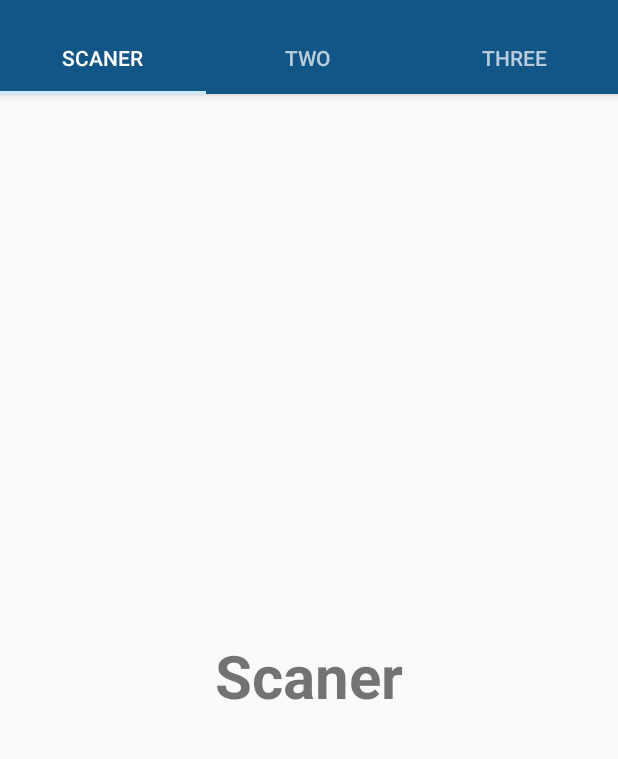
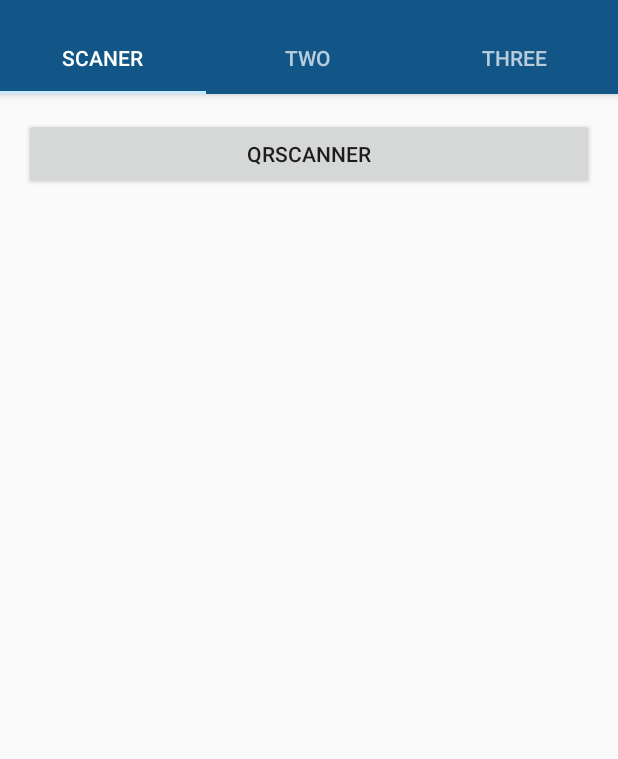
Before and after one commit to OfatenkoRodion/Khai_quest, an Android app: the screen it shows after launch (MainActivity2), on a phone screen of 412 x 824 dp, the part 62-821 px from its top. Run offline under Robolectric (Android 15) with nearby library versions, the phone set to English and light mode, and no system bars; libraries missing offline, so code that uses them is left out: me.dm7.barcodescanner, rx.subjects; 2 statements that could not run were skipped.

Commit message:
Added scaner to first fragment, can*t return to fragment with rezult

```diff
--- a/app/src/main/java/Fragments/ScanerFragment.java
+++ b/app/src/main/java/Fragments/ScanerFragment.java
@@ -1,19 +1,30 @@
 package Fragments;
+import android.app.Activity;
 import android.os.Bundle;
 import android.support.v4.app.Fragment;
 import android.view.LayoutInflater;
 import android.view.View;
 import android.view.ViewGroup;
+import android.widget.TextView;
+import android.widget.Toast;
 
+import ro.khai_quest.BarcodeReader;
 import ro.khai_quest.R;
 
 
 public class ScanerFragment extends Fragment
 {
 
+    private Activity activity;
+
     public ScanerFragment()
     {
         // Required empty public constructor
+    }
+
+    public void setActivity(Activity motherActivity)
+    {
+        this.activity = motherActivity;
     }
 
     @Override
@@ -25,7 +36,27 @@ public class ScanerFragment extends Fragment
     @Override
     public View onCreateView(LayoutInflater inflater, ViewGroup container, Bundle savedInstanceState)
     {
-        return inflater.inflate(R.layout.scaner, container, false);
+        View view = inflater.inflate(R.layout.scaner, container, false);
+
+        BarcodeReader br= new BarcodeReader(view.getContext(),activity);
+        br.getText().subscribe( v ->
+        {
+            ((TextView)(view.findViewById(R.id.textViewRezult))).setText(v);
+        });
+
+        view.findViewById(R.id.buttonStart).setOnClickListener(view1 ->
+        {
+            try
+            {
+                br.startRead();
+            }
+            catch (InterruptedException e)
+            {
+                e.printStackTrace();
+            }
+        });
+
+        return view;
     }
 
 }
--- a/app/src/main/java/ro/khai_quest/BarcodeReader.java
+++ b/app/src/main/java/ro/khai_quest/BarcodeReader.java
@@ -56,9 +56,10 @@ public class BarcodeReader implements ZXingScannerView.ResultHandler
     @Override
     public void handleResult(Result result)
     {
+        //mScannerView.removeView(mScannerView);
         mScannerView.removeAllViews();
         mScannerView.stopCamera();
-        activity.setContentView(R.layout.activity_main);
+        //activity.setContentView(R.layout.activity_main2);
         text.onNext(result.getText());
         text.onCompleted();
     }
--- a/app/src/main/java/ro/khai_quest/MainActivity2.java
+++ b/app/src/main/java/ro/khai_quest/MainActivity2.java
@@ -39,6 +39,7 @@ public class MainActivity2 extends AppCompatActivity {
     {
         ViewPagerAdapter adapter = new ViewPagerAdapter(getSupportFragmentManager());
         ScanerFragment scanerFragment=new ScanerFragment();
+        scanerFragment.setActivity(this);
 
         adapter.addFragment(scanerFragment, "Scaner");
         adapter.addFragment(new TwoFragment(), "TWO");
--- a/app/src/main/res/layout/scaner.xml
+++ b/app/src/main/res/layout/scaner.xml
@@ -1,15 +1,23 @@
-<RelativeLayout xmlns:android="http://schemas.android.com/apk/res/android"
+<?xml version="1.0" encoding="utf-8"?>
+<LinearLayout xmlns:android="http://schemas.android.com/apk/res/android"
+    android:orientation="vertical"
     xmlns:tools="http://schemas.android.com/tools"
     android:layout_width="match_parent"
     android:layout_height="match_parent"
-    tools:context="Fragments.ScanerFragment">
+    android:paddingBottom="@dimen/activity_vertical_margin"
+    android:paddingLeft="@dimen/activity_horizontal_margin"
+    android:paddingRight="@dimen/activity_horizontal_margin"
+    android:paddingTop="@dimen/activity_vertical_margin">
+
+    <Button
+        android:id="@+id/buttonStart"
+        android:layout_height="wrap_content"
+        android:layout_width="match_parent"
+        android:text="QRScanner" />
 
     <TextView
+        android:id="@+id/textViewRezult"
         android:layout_width="wrap_content"
-        android:layout_height="wrap_content"
-        android:text="Scaner"
-        android:textSize="40dp"
-        android:textStyle="bold"
-        android:layout_centerInParent="true"/>
+        android:layout_height="wrap_content" />
 
-</RelativeLayout>
+</LinearLayout>
```
Also changed, not shown: app/src/main/java/ro/khai_quest/MainActivity.java (deleted, +0 -43 lines), app/src/main/res/layout/activity_main.xml (deleted, +0 -22 lines).
